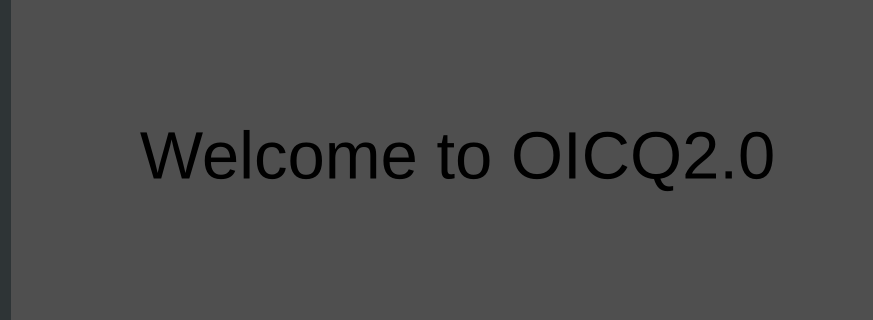
First picture: the form in OICQ/mainwindow.ui, repository OvOq/Oicq2.0, before the edit; both pictures show x 0 to 873 and y 281 to 601 of the 1300 by 850 pixel window.
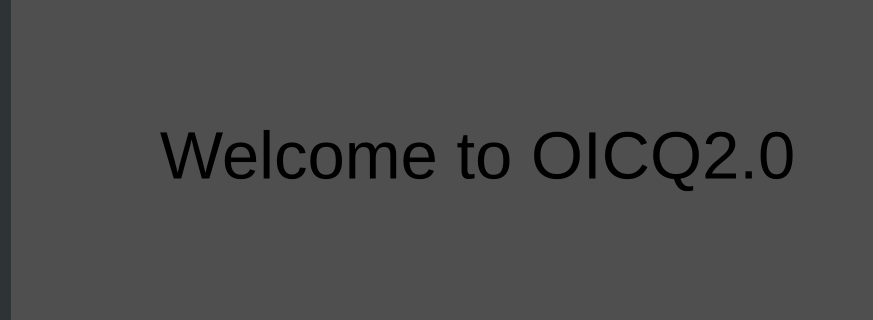
Second picture: the form after the edit. Icons and pictures are not drawn.

```diff
--- a/OICQ/mainwindow.ui
+++ b/OICQ/mainwindow.ui
@@ -63,7 +63,7 @@
         <widget class="QLabel" name="label">
          <property name="geometry">
           <rect>
-           <x>-20</x>
+           <x>0</x>
            <y>10</y>
            <width>1131</width>
            <height>831</height>
```
